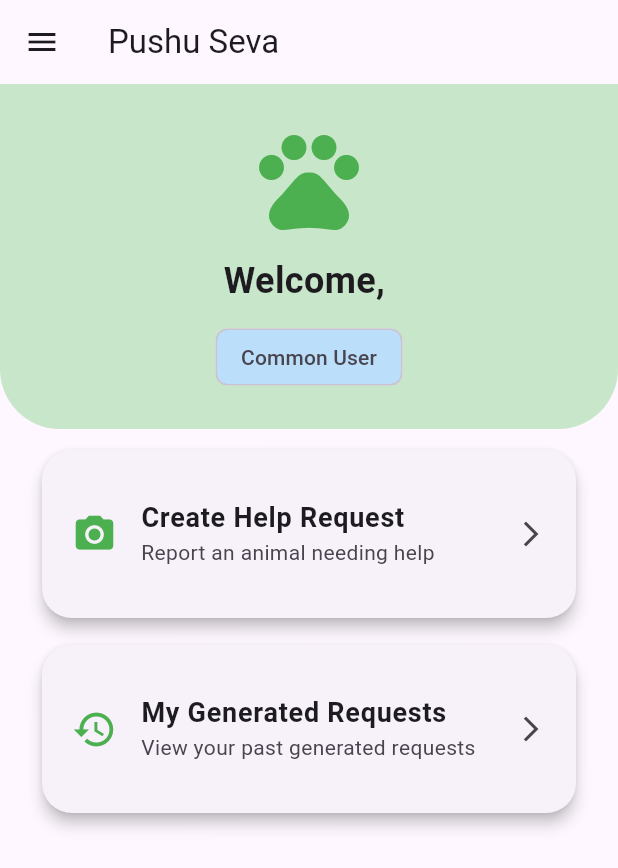
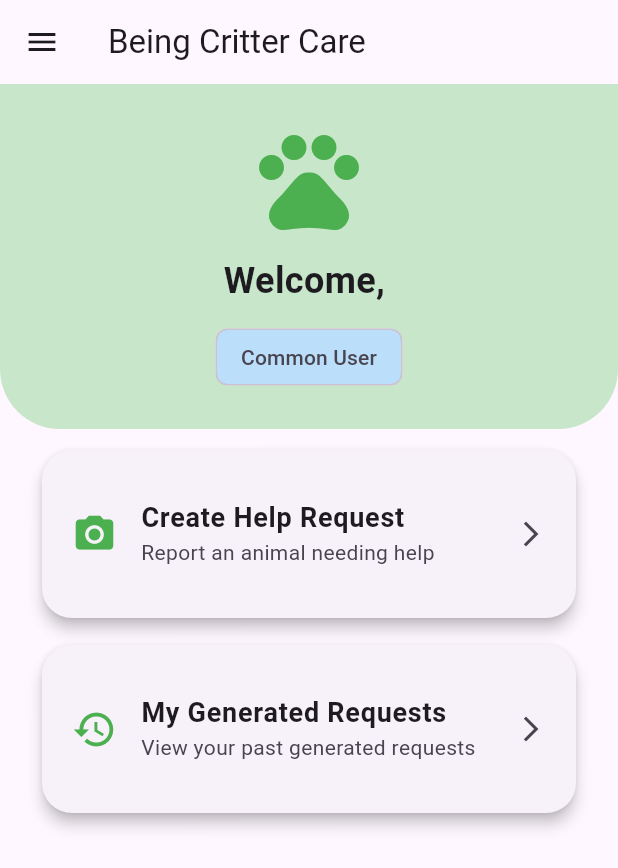
Before and after one commit to UmangPatel3010/pashu_seva, a Flutter app: the screen it shows once a user with an empty profile is signed in, on a phone screen of 412 x 824 dp. Shown: the top 868 px of the screen. Run offline on Flutter 3.47's test engine with Material 3 defaults, Android fonts, the phone set to English and light mode, and no system bars; our stand-ins replace cloud_firestore, cloud_functions, firebase_auth, firebase_core, firebase_messaging, flutter_local_notifications and 3 more; missing offline and left inert: geoflutterfire2; accounts and stored records are empty.

Commit message:
Appbar name updated

```diff
--- a/lib/Pages/HomeScreen.dart
+++ b/lib/Pages/HomeScreen.dart
@@ -1,9 +1,9 @@
+import 'package:firebase_auth/firebase_auth.dart';
 import 'package:flutter/material.dart';
-import 'package:firebase_auth/firebase_auth.dart';
+import 'package:pashu_seva/Pages/CreateRequestScreen.dart';
 import 'package:pashu_seva/Pages/MyAcceptedRequestScreen.dart';
 import 'package:pashu_seva/Pages/MyGeneratedRequestScreen.dart';
 import 'package:pashu_seva/Pages/NearbyRequestsScreen.dart';
-import 'package:pashu_seva/Pages/CreateRequestScreen.dart';
 import 'package:pashu_seva/Services/UserService.dart';
 
 class HomeScreen extends StatefulWidget {
@@ -75,7 +75,7 @@ class _HomeScreenState extends State<HomeScreen> {
 
     return Scaffold(
       appBar: AppBar(
-        title: const Text('Pushu Seva'),
+        title: const Text('Being Critter Care'),
       ),
       drawer: _buildDrawer(),
       body: Column(
```
